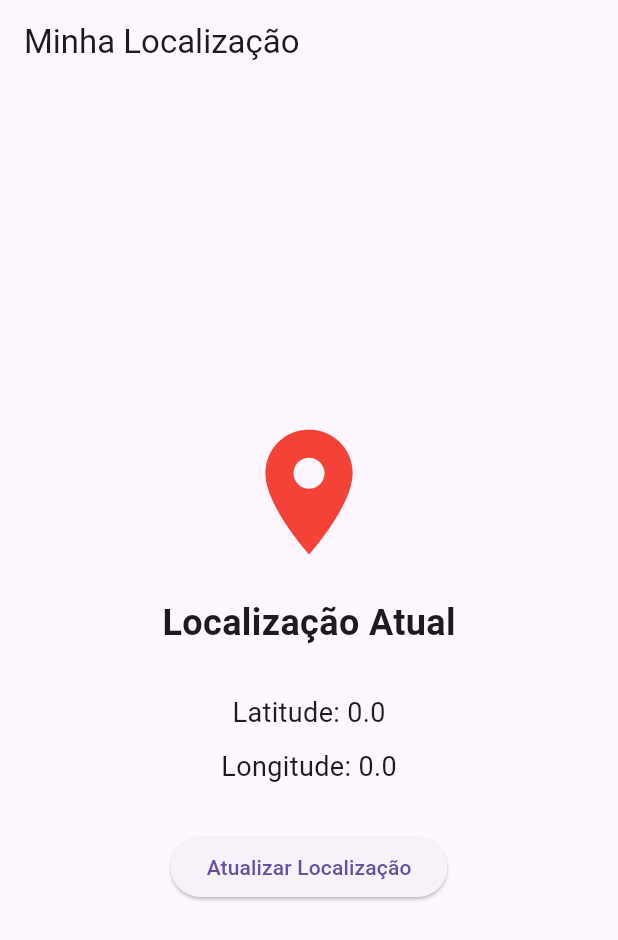
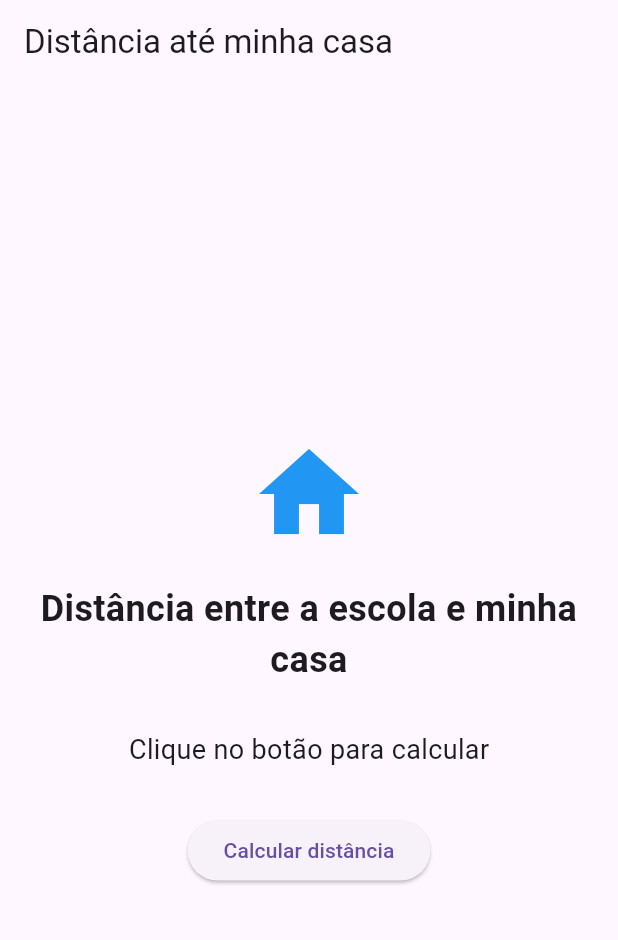
Before and after one commit to CaueOliveirasenai/helloworld, a Flutter app: the screen it shows after launch, on a phone screen of 412 x 824 dp. Shown: the top 940 px of the screen. Run offline on Flutter 3.47's test engine with Material 3 defaults, Android fonts, the phone set to English and light mode, and no system bars; our stand-ins replace geolocator.

```diff
--- a/lib/main.dart
+++ b/lib/main.dart
@@ -10,10 +10,10 @@ class MyApp extends StatelessWidget {
 
   @override
   Widget build(BuildContext context) {
-    return MaterialApp(
+    return const MaterialApp(
       debugShowCheckedModeBanner: false,
-      title: 'Minha Localização',
-      home: const LocalizacaoPage(),
+      title: 'Distância até minha casa',
+      home: LocalizacaoPage(),
     );
   }
 }
@@ -26,10 +26,12 @@ class LocalizacaoPage extends StatefulWidget {
 }
 
 class _LocalizacaoPageState extends State<LocalizacaoPage> {
-  double latitude = 0;
-  double longitude = 0;
+  double distancia = 0;
 
-  Future<void> buscarLocalizacao() async {
+  final double latitudeCasa = -21.462377243441573;
+  final double longitudeCasa = -47.02236487551663;
+
+  Future<void> calcularDistancia() async {
     bool servicoAtivo = await Geolocator.isLocationServiceEnabled();
 
     if (!servicoAtivo) {
@@ -48,56 +50,69 @@ class _LocalizacaoPageState extends State<LocalizacaoPage> {
       return;
     }
 
-    Position posicao = await Geolocator.getCurrentPosition();
+    // Localização atual, que será a escola
+    Position posicaoAtual = await Geolocator.getCurrentPosition();
+
+    // O Geolocator retorna a distância em metros
+    double distanciaEmMetros = Geolocator.distanceBetween(
+      posicaoAtual.latitude,
+      posicaoAtual.longitude,
+      latitudeCasa,
+      longitudeCasa,
+    );
 
     setState(() {
-      latitude = posicao.latitude;
-      longitude = posicao.longitude;
+      // Converte metros para quilômetros
+      distancia = distanciaEmMetros / 1000;
     });
 
-    print('Latitude: $latitude');
-    print('Longitude: $longitude');
+    print('Distância: $distancia km');
   }
 
   @override
   Widget build(BuildContext context) {
     return Scaffold(
-      appBar: AppBar(title: const Text('Minha Localização')),
-
+      appBar: AppBar(
+        title: const Text('Distância até minha casa'),
+      ),
       body: Center(
         child: Padding(
           padding: const EdgeInsets.all(20),
-
           child: Column(
             mainAxisAlignment: MainAxisAlignment.center,
             crossAxisAlignment: CrossAxisAlignment.center,
-
             children: [
-              const Icon(Icons.location_on, size: 100, color: Colors.red),
+              const Icon(
+                Icons.home,
+                size: 80,
+                color: Colors.blue,
+              ),
 
               const SizedBox(height: 20),
 
               const Text(
-                'Localização Atual',
-                style: TextStyle(fontSize: 24, fontWeight: FontWeight.bold),
+                'Distância entre a escola e minha casa',
+                textAlign: TextAlign.center,
+                style: TextStyle(
+                  fontSize: 24,
+                  fontWeight: FontWeight.bold,
+                ),
               ),
 
               const SizedBox(height: 30),
 
-              Text('Latitude: $latitude', style: const TextStyle(fontSize: 18)),
-
-              const SizedBox(height: 10),
-
               Text(
-                'Longitude: $longitude',
+                distancia == 0
+                    ? 'Clique no botão para calcular'
+                    : 'Distância: ${distancia.toStringAsFixed(2)} km',
                 style: const TextStyle(fontSize: 18),
               ),
 
               const SizedBox(height: 30),
 
               ElevatedButton(
-                onPressed: buscarLocalizacao,
-                child: const Text('Atualizar Localização'),
+                onPressed: calcularDistancia,
+                child: const Text('Calcular distância'),
               ),
             ],
           ),
```
Also changed, not shown: analysis_options.yaml (+9 -0 lines).
